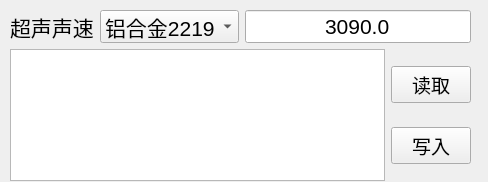
Before: the Qt Designer form form_calibrate.ui in ASh-en/display, drawn with Qt 5.
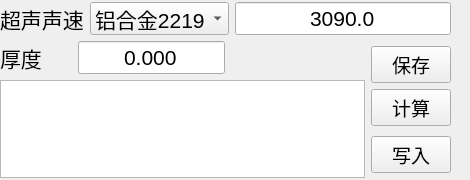
After: the same form once the commit is applied.

What changed in the file:
```diff
--- a/form_calibrate.ui
+++ b/form_calibrate.ui
@@ -6,8 +6,8 @@
    <rect>
     <x>0</x>
     <y>0</y>
-    <width>488</width>
-    <height>182</height>
+    <width>470</width>
+    <height>180</height>
    </rect>
   </property>
   <property name="windowTitle">
@@ -16,13 +16,13 @@
   <widget class="QWidget" name="layoutWidget">
    <property name="geometry">
     <rect>
-     <x>10</x>
-     <y>10</y>
-     <width>461</width>
-     <height>171</height>
+     <x>0</x>
+     <y>2</y>
+     <width>451</width>
+     <height>176</height>
     </rect>
    </property>
-   <layout class="QVBoxLayout" name="verticalLayout_2">
+   <layout class="QVBoxLayout" name="verticalLayout_3">
     <item>
      <layout class="QHBoxLayout" name="horizontalLayout">
       <item>
@@ -79,9 +79,57 @@
      </layout>
     </item>
     <item>
-     <layout class="QHBoxLayout" name="horizontalLayout_2">
+     <layout class="QHBoxLayout" name="horizontalLayout_3">
       <item>
-       <widget class="QTableWidget" name="tbl_step_workpiece"/>
+       <layout class="QVBoxLayout" name="verticalLayout_2">
+        <item>
+         <layout class="QHBoxLayout" name="horizontalLayout_2">
+          <item>
+           <widget class="QLabel" name="lbl_thickness">
+            <property name="font">
+             <font>
+              <pointsize>16</pointsize>
+             </font>
+            </property>
+            <property name="text">
+             <string>厚度     </string>
+            </property>
+           </widget>
+          </item>
+          <item>
+           <widget class="QLineEdit" name="ldt_cur_thickness">
+            <property name="font">
+             <font>
+              <pointsize>16</pointsize>
+             </font>
+            </property>
+            <property name="text">
+             <string>0.000</string>
+            </property>
+            <property name="alignment">
+             <set>Qt::AlignCenter</set>
+            </property>
+           </widget>
+          </item>
+          <item>
+           <spacer name="horizontalSpacer">
+            <property name="orientation">
+             <enum>Qt::Horizontal</enum>
+            </property>
+            <property name="sizeHint" stdset="0">
+             <size>
+              <width>185</width>
+              <height>20</height>
+             </size>
+            </property>
+           </spacer>
+          </item>
+         </layout>
+        </item>
+        <item>
+         <widget class="QTableWidget" name="tbl_step_workpiece"/>
+        </item>
+       </layout>
       </item>
       <item>
        <layout class="QVBoxLayout" name="verticalLayout">
@@ -106,7 +154,19 @@
            </font>
           </property>
           <property name="text">
-           <string>读取</string>
+           <string>保存</string>
+          </property>
+         </widget>
+        </item>
+        <item>
+         <widget class="QPushButton" name="ptn_calculate">
+          <property name="font">
+           <font>
+            <pointsize>14</pointsize>
+           </font>
+          </property>
+          <property name="text">
+           <string>计算</string>
           </property>
          </widget>
         </item>
```
Left out of the diff: 4 changed lines with no effect on the pictures.
